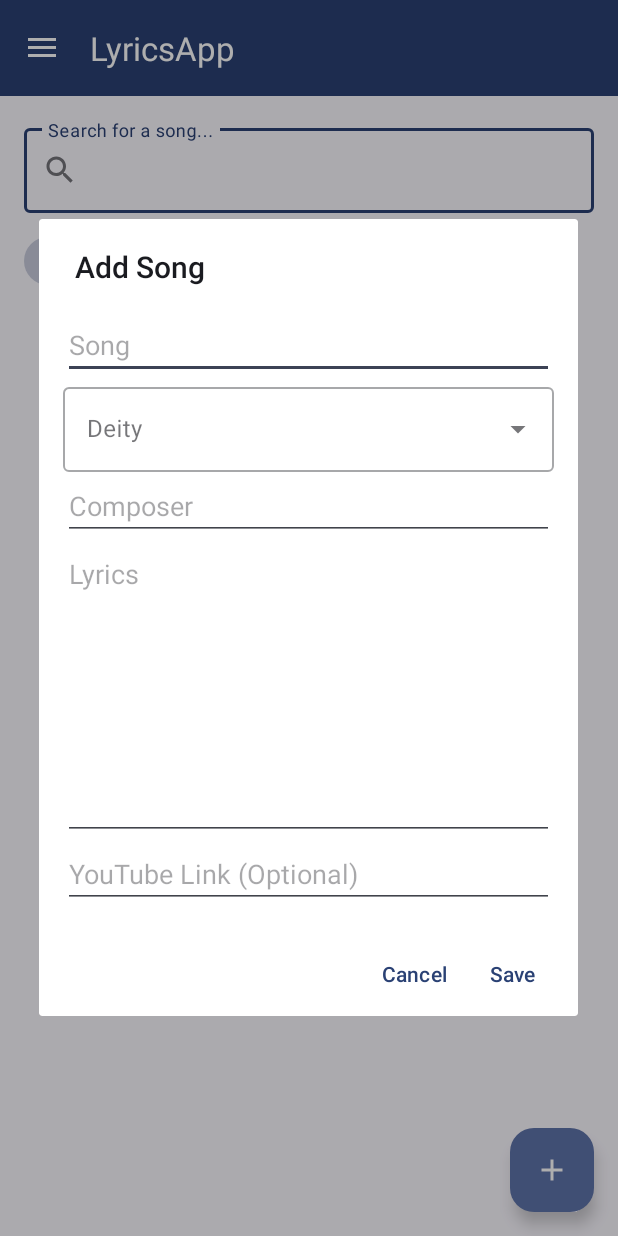
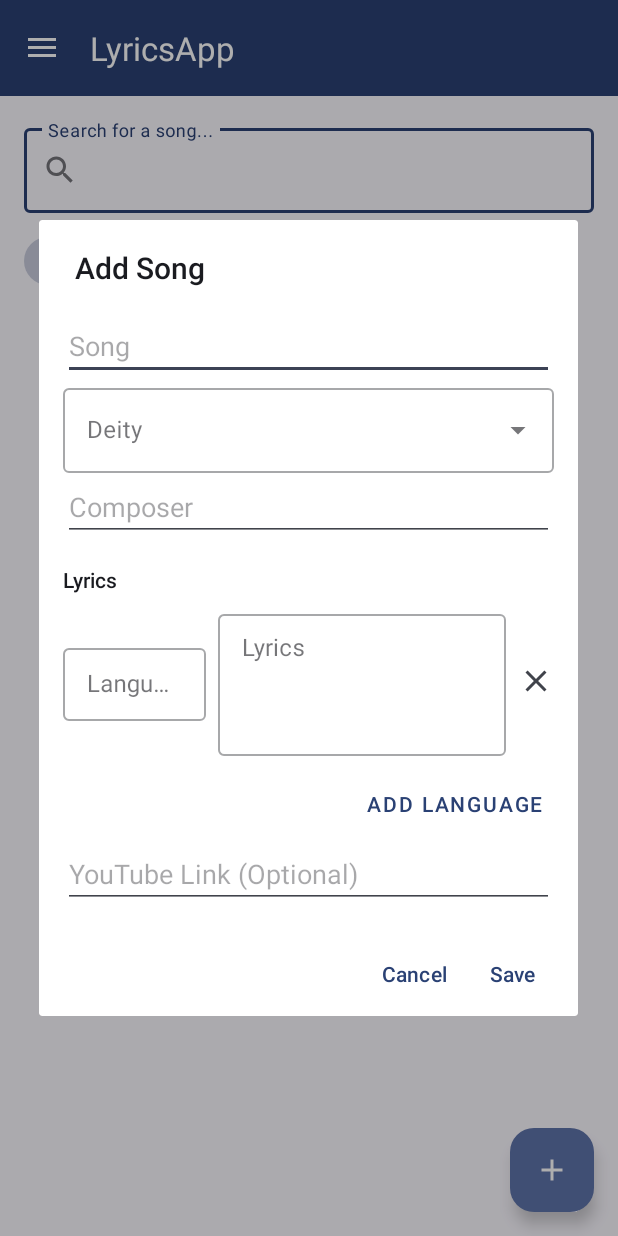
Before and after one commit to RustyAlgorithm44/LyricsApp, an Android app: the screen it shows after launch (MainActivity), after a tap on "Add song", on a phone screen of 412 x 824 dp. Run offline under Robolectric (Android 15) with nearby library versions, the phone set to English and light mode, and no system bars; our stand-ins replace Room's generated code.

Commit message:
Languages added to lyrics

```diff
--- a/app/src/main/java/com/guruguhan/lyricsapp/data/AppDatabase.kt
+++ b/app/src/main/java/com/guruguhan/lyricsapp/data/AppDatabase.kt
@@ -10,9 +10,10 @@ import androidx.sqlite.db.SupportSQLiteDatabase
 
 @Database(
     entities = [Song::class],
-    version = 4,
+    version = 5,
     exportSchema = false
 )
+@androidx.room.TypeConverters(MapTypeConverter::class)
 abstract class AppDatabase : RoomDatabase() {
 
     abstract fun songDao(): SongDao
@@ -27,6 +28,26 @@ abstract class AppDatabase : RoomDatabase() {
             }
         }
 
+        private val MIGRATION_4_5 = object : Migration(4, 5) {
+            override fun migrate(database: SupportSQLiteDatabase) {
+                val cursor = database.query("SELECT id, lyrics FROM songs")
+                while (cursor.moveToNext()) {
+                    val id = cursor.getInt(cursor.getColumnIndexOrThrow("id"))
+                    val lyrics = cursor.getString(cursor.getColumnIndexOrThrow("lyrics"))
+
+                    // Create a map and convert to JSON
+                    val lyricsMap = mapOf("Default" to lyrics)
+                    val jsonLyrics = com.google.gson.Gson().toJson(lyricsMap)
+
+                    // Update the row
+                    val contentValues = android.content.ContentValues().apply {
+                        put("lyrics", jsonLyrics)
+                    }
+                    database.update("songs", android.database.sqlite.SQLiteDatabase.CONFLICT_NONE, contentValues, "id = ?", arrayOf(id.toString()))
+                }
+            }
+        }
+
         fun getDatabase(context: Context): AppDatabase {
             return INSTANCE ?: synchronized(this) {
                 Room.databaseBuilder(
@@ -34,7 +55,7 @@ abstract class AppDatabase : RoomDatabase() {
                     AppDatabase::class.java,
                     "lyrics_db"
                 )
-                .addMigrations(MIGRATION_3_4)
+                .addMigrations(MIGRATION_3_4, MIGRATION_4_5)
                 .build().also { INSTANCE = it }
             }
         }
--- a/app/src/main/java/com/guruguhan/lyricsapp/data/Song.kt
+++ b/app/src/main/java/com/guruguhan/lyricsapp/data/Song.kt
@@ -10,7 +10,7 @@ data class Song(
     val title: String,
     val composer: String,
     val deity: String? = null,
-    val lyrics: String,
+    val lyrics: Map<String, String>,
     val youtubeLink: String? = null,
     val isFavorite: Boolean = false
 )
--- a/app/src/main/java/com/guruguhan/lyricsapp/viewmodel/SongViewModel.kt
+++ b/app/src/main/java/com/guruguhan/lyricsapp/viewmodel/SongViewModel.kt
@@ -10,6 +10,8 @@ import com.guruguhan.lyricsapp.data.SongRepository
 import kotlinx.coroutines.flow.MutableSharedFlow
 import kotlinx.coroutines.flow.asSharedFlow
 import kotlinx.coroutines.launch
+
+import kotlinx.coroutines.flow.map
 
 class SongViewModel(application: Application) : AndroidViewModel(application) {
 
--- a/app/src/main/res/drawable/ic_close.xml
+++ b/app/src/main/res/drawable/ic_close.xml
@@ -4,6 +4,6 @@
     android:viewportWidth="24.0"
     android:viewportHeight="24.0">
     <path
-        android:fillColor="#FFFFFF"
+        android:fillColor="?attr/colorControlNormal"
         android:pathData="M19,6.41L17.59,5 12,10.59 6.41,5 5,6.41 10.59,12 5,17.59 6.41,19 12,13.41 17.59,19 19,17.59 13.41,12z"/>
 </vector>
--- a/app/src/main/res/layout/dialog_add_song.xml
+++ b/app/src/main/res/layout/dialog_add_song.xml
@@ -32,14 +32,26 @@
         android:layout_width="match_parent"
         android:layout_height="wrap_content"/>
 
-    <EditText
-        android:id="@+id/inputLyrics"
-        android:hint="Lyrics"
-        android:inputType="textMultiLine"
-        android:scrollbars="vertical"
-        android:gravity="top"
+    <TextView
+        android:layout_width="wrap_content"
+        android:layout_height="wrap_content"
+        android:text="Lyrics"
+        android:layout_marginTop="16dp"
+        android:textAppearance="?attr/textAppearanceLabelLarge"/>
+
+    <LinearLayout
+        android:id="@+id/lyricsContainer"
         android:layout_width="match_parent"
-        android:layout_height="200dp"/>
+        android:layout_height="wrap_content"
+        android:orientation="vertical"/>
+
+    <com.google.android.material.button.MaterialButton
+        android:id="@+id/addLanguageButton"
+        android:layout_width="wrap_content"
+        android:layout_height="wrap_content"
+        android:text="Add Language"
+        style="@style/Widget.MaterialComponents.Button.TextButton"
+        android:layout_gravity="end"/>
 
     <EditText
         android:id="@+id/inputYoutubeLink"
--- /dev/null
+++ b/app/src/main/res/layout/item_language_input.xml
@@ -0,0 +1,50 @@
+<?xml version="1.0" encoding="utf-8"?>
+<LinearLayout xmlns:android="http://schemas.android.com/apk/res/android"
+    android:layout_width="match_parent"
+    android:layout_height="wrap_content"
+    android:orientation="horizontal"
+    android:gravity="center_vertical"
+    android:paddingTop="8dp"
+    android:paddingBottom="8dp">
+
+    <com.google.android.material.textfield.TextInputLayout
+        android:layout_width="0dp"
+        android:layout_weight="1"
+        android:layout_height="wrap_content"
+        android:hint="Language"
+        style="@style/Widget.MaterialComponents.TextInputLayout.OutlinedBox.Dense">
+
+        <com.google.android.material.textfield.TextInputEditText
+            android:id="@+id/inputLanguage"
+            android:layout_width="match_parent"
+            android:layout_height="wrap_content"/>
+
+    </com.google.android.material.textfield.TextInputLayout>
+
+    <com.google.android.material.textfield.TextInputLayout
+        android:layout_width="0dp"
+        android:layout_weight="2"
+        android:layout_height="100dp"
+        android:hint="Lyrics"
+        android:layout_marginStart="8dp"
+        style="@style/Widget.MaterialComponents.TextInputLayout.OutlinedBox.Dense">
+
+        <com.google.android.material.textfield.TextInputEditText
+            android:id="@+id/inputLyrics"
+            android:layout_width="match_parent"
+            android:layout_height="match_parent"
+            android:inputType="textMultiLine"
+            android:gravity="top"
+            android:scrollbars="vertical"/>
+
+    </com.google.android.material.textfield.TextInputLayout>
+
+    <ImageButton
+        android:id="@+id/removeLanguageButton"
+        android:layout_width="wrap_content"
+        android:layout_height="wrap_content"
+        android:src="@drawable/ic_close"
+        android:background="?attr/selectableItemBackgroundBorderless"
+        android:contentDescription="Remove Language"
+        android:layout_marginStart="8dp"/>
+</LinearLayout>
```
Also changed, not shown: app/src/main/java/com/guruguhan/lyricsapp/MainActivity.kt (+80 -16 lines), app/src/main/java/com/guruguhan/lyricsapp/SettingsActivity.kt (+6 -1 lines), app/src/main/java/com/guruguhan/lyricsapp/SongDetailActivity.kt (+27 -2 lines), app/src/main/java/com/guruguhan/lyricsapp/backup/BackupManager.kt (+8 -3 lines), app/src/main/java/com/guruguhan/lyricsapp/data/Converters.kt (added, +18 -0 lines), app/src/main/res/layout/activity_song_detail.xml (+16 -2 lines), 1 other file.
